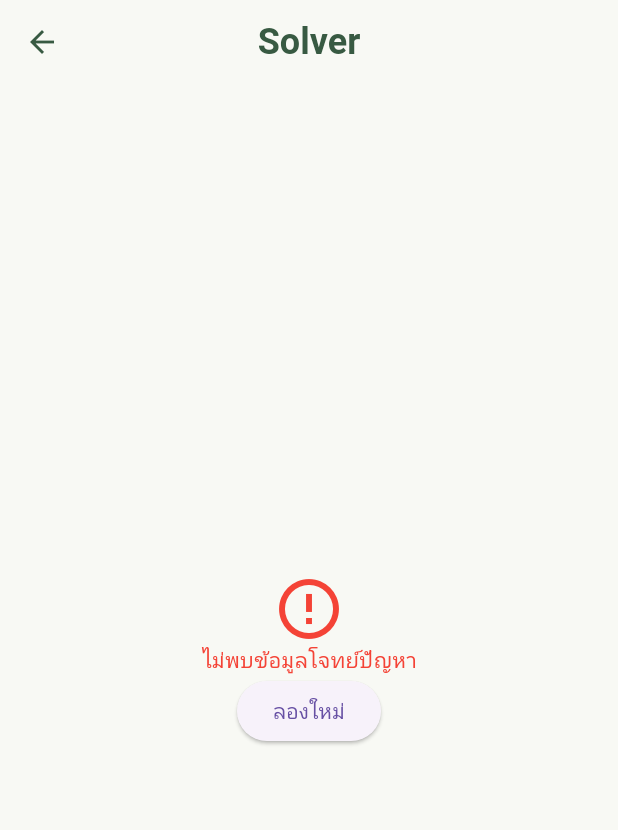
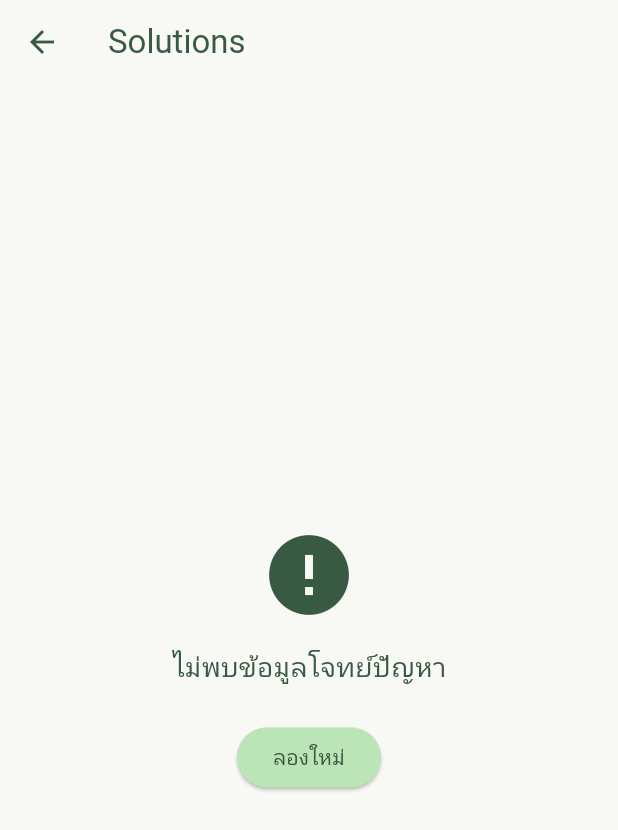
Before and after one commit to Pitchaya-Waree/flutter_ai_project, a Flutter app: the SolutionsScreen screen opened directly, on a phone screen of 412 x 824 dp. Shown: the top 830 px of the screen. Run offline on Flutter 3.47's test engine with Material 3 defaults, Android fonts, the phone set to English and light mode, and no system bars; our stand-ins replace camera, flutter_dotenv, image_cropper, image_picker, math_expressions; network calls fail.

Commit message:
Refactor SolutionsScreen: Enhance code readability and structure; add comments for clarity; improve error handling and loading UI.

````diff
--- a/lib/solutions_screen.dart
+++ b/lib/solutions_screen.dart
@@ -3,12 +3,13 @@ import 'dart:convert';
 import 'dart:io';
 import 'package:flutter/material.dart';
 import 'package:http/http.dart' as http;
-import 'package:flutter_dotenv/flutter_dotenv.dart'; // 🔴 สำหรับใช้ .env
+import 'package:flutter_dotenv/flutter_dotenv.dart'; // สำหรับดึงค่าจากไฟล์ .env
 
 import 'models/solution_model.dart';
 import 'widgets/solution_cards.dart';
 
 class SolutionsScreen extends StatefulWidget {
+  // รับค่ามาจากหน้าอื่น (เช่น หน้าสแกน หรือหน้าคีย์บอร์ด)
   final String? equation;
   final File? imageFile;
 
@@ -19,6 +20,7 @@ class SolutionsScreen extends StatefulWidget {
 }
 
 class _SolutionsScreenState extends State<SolutionsScreen> {
+  // ตัวแปรสถานะสำหรับควบคุมหน้าจอ
   bool _isLoading = true;
   SolutionData? _solutionData;
   String? _errorMessage;
@@ -29,20 +31,26 @@ class _SolutionsScreenState extends State<SolutionsScreen> {
   final Color badgeGreen = const Color(0xFFBBE5B6);
   final Color finalAnswerBg = const Color(0xFFBCE8B5);
 
+  // 🟢 1. initState: เป็นฟังก์ชันวงจรชีวิต (Lifecycle) ของ Flutter
+  // ถูกเรียกใช้อัตโนมัติ "ครั้งแรกครั้งเดียว" เมื่อเปิดหน้านี้ขึ้นมา
   @override
   void initState() {
     super.initState();
+    // สั่งให้เริ่มดึงข้อมูลจาก AI ทันทีที่เปิดหน้าจอ
     _fetchSolutionFromAI();
   }
 
+  // 🟢 2. _fetchSolutionFromAI: ฟังก์ชันหลักในการติดต่อกับ Gemini API
+  // ถูกเรียกจาก 2 ที่คือ: 1. จาก initState() ตอนเปิดหน้า 2. จากปุ่ม "ลองใหม่" ตอนเกิด Error
   Future<void> _fetchSolutionFromAI() async {
+    // เช็คว่ามีส่งโจทย์หรือรูปภาพมาให้หรือไม่
     if (widget.equation == null && widget.imageFile == null) {
       _showError("ไม่พบข้อมูลโจทย์ปัญหา");
       return;
     }
 
     try {
-      // 🔴 ดึง API Key จากไฟล์ .env
+      // ดึง API Key จากไฟล์ .env
       final String apiKey = dotenv.env['GEMINI_API_KEY'] ?? '';
 
       if (apiKey.isEmpty) {
@@ -53,14 +61,19 @@ class _SolutionsScreenState extends State<SolutionsScreen> {
       final String apiUrl =
           'https://generativelanguage.googleapis.com/v1beta/models/gemini-flash-lite-latest:generateContent?key=$apiKey';
 
+      // เรียกฟังก์ชัน _prepareRequestBody เพื่อแพ็คข้อมูลก่อนส่ง
       final requestBody = await _prepareRequestBody();
+
+      // ส่งคำขอ (Request) ไปยังเซิร์ฟเวอร์ของ Google
       final response = await http.post(
         Uri.parse(apiUrl),
         headers: {'Content-Type': 'application/json'},
         body: json.encode(requestBody),
       );
 
+      // เช็คว่าเซิร์ฟเวอร์ตอบกลับมาสำเร็จ (Status 200) หรือไม่
       if (response.statusCode == 200) {
+        // ส่งข้อมูลที่ได้ไปแปลงเป็น Object ต่อที่ฟังก์ชัน _parseResponse
         _parseResponse(response.body);
       } else {
         _showError("เชื่อมต่อ AI ไม่สำเร็จ (Status: ${response.statusCode})");
@@ -70,6 +83,8 @@ class _SolutionsScreenState extends State<SolutionsScreen> {
     }
   }
 
+  // 🟢 3. _prepareRequestBody: ฟังก์ชันสำหรับเตรียมข้อมูล (Prompt + รูปภาพ)
+  // ถูกเรียกใช้ภายในฟังก์ชัน _fetchSolutionFromAI() ก่อนยิง API
   Future<Map<String, dynamic>> _prepareRequestBody() async {
     const prompt =
         """คุณคือผู้เชี่ยวชาญด้านคณิตศาสตร์ แก้โจทย์ต่อไปนี้และตอบกลับเป็น JSON เท่านั้น:
@@ -84,10 +99,12 @@ class _SolutionsScreenState extends State<SolutionsScreen> {
       {"text": prompt},
     ];
 
+    // ถ้ามีข้อความสมการส่งมา ให้เติมเข้าไปใน Prompt
     if (widget.equation?.isNotEmpty ?? false) {
       parts.add({"text": "โจทย์: ${widget.equation}"});
     }
 
+    // ถ้ามีไฟล์รูปภาพส่งมา ให้แปลงรูปภาพเป็นรหัส Base64 แล้วแนบไปด้วย
     if (widget.imageFile != null) {
       final bytes = await widget.imageFile!.readAsBytes();
       parts.add({
@@ -95,6 +112,7 @@ class _SolutionsScreenState extends State<SolutionsScreen> {
       });
     }
 
+    // จัดรูปแบบโครงสร้าง JSON สำหรับส่งให้ Gemini
     return {
       "contents": [
         {"parts": parts},
@@ -103,14 +121,18 @@ class _SolutionsScreenState extends State<SolutionsScreen> {
     };
   }
 
+  // 🟢 4. _parseResponse: ฟังก์ชันจัดการผลลัพธ์ที่ได้จาก AI
+  // ถูกเรียกใช้จาก _fetchSolutionFromAI() เมื่อเชื่อมต่อ API สำเร็จ
   void _parseResponse(String body) {
+    // แปลง String ให้อยู่ในรูป Map (JSON)
     final decoded = json.decode(body);
     String aiText = decoded['candidates'][0]['content']['parts'][0]['text'];
 
-    // ทำความสะอาด JSON string ถ้ามี markdown
+    // ลบคำว่า ```json และ ``` ออก (ป้องกันกรณี AI ส่ง Markdown ติดมาด้วย)
     aiText = aiText.replaceAll("```json", "").replaceAll("```", "").trim();
     final data = json.decode(aiText);
 
+    // อัปเดตสถานะ (setState) ให้ UI หน้าจอรีเฟรช และเอาข้อมูลไปวาดเป็นการ์ด
     setState(() {
       _solutionData = SolutionData(
         originalEquation: data['originalEquation'] ?? widget.equation ?? '-',
@@ -126,145 +148,77 @@ class _SolutionsScreenState extends State<SolutionsScreen> {
             .toList(),
         finalAnswer: data['finalAnswer'] ?? '-',
       );
+      // เปลี่ยนสถานะว่าโหลดเสร็จแล้ว
       _isLoading = false;
     });
   }
 
+  // 🟢 5. _showError: ฟังก์ชันตัวช่วยสำหรับแสดง Error
+  // ถูกเรียกใช้เมื่อเกิดข้อผิดพลาดในการโหลด API
   void _showError(String msg) => setState(() {
     _isLoading = false;
     _errorMessage = msg;
   });
 
+  // 🟢 6. build: ฟังก์ชันหลักในการวาด UI
+  // จะถูกเรียกอัตโนมัติทุกครั้งที่มีการเรียก setState()
   @override
   Widget build(BuildContext context) {
     return Scaffold(
       backgroundColor: bgColor,
       appBar: AppBar(
+        title: Text('Solutions'),
         backgroundColor: bgColor,
+        foregroundColor: darkGreenText,
         elevation: 0,
-        centerTitle: true,
-        leading: IconButton(
-          icon: Icon(Icons.arrow_back, color: darkGreenText),
-          onPressed: () => Navigator.pop(context),
-        ),
-        title: Text(
-          "Solver",
-          style: TextStyle(
-            color: darkGreenText,
-            fontWeight: FontWeight.bold,
-            fontSize: 24,
-          ),
-        ),
       ),
+      // เรียกใช้ _buildBody() เพื่อตัดสินใจว่าจะแสดง โหลด / Error / หรือ ข้อมูล
       body: _buildBody(),
     );
   }
 
-  // 🟢 ฟังก์ชันแก้ไข: สร้างกรอบ Scanner ที่โปร่งใสตรงกลาง และมืดรอบข้าง
-  Widget _buildScannerOverlay(double screenWidth, double screenHeight) {
-    double scanAreaSize = 250;
-    // ปรับสีรอบข้างให้มืดลง 50%
-    Color overlayColor = Colors.black.withOpacity(0.5);
+  // 🟢 7. _buildBody: ฟังก์ชันจัดการส่วนเนื้อหาตรงกลางหน้าจอ
+  // ถูกเรียกจากภายในฟังก์ชัน build()
+  Widget _buildBody() {
+    // ถ้าสถานะยังโหลดอยู่ ให้ไปดึง UI หน้าโหลด
+    if (_isLoading) return _buildLoading();
 
-    return Positioned.fill(
-      child: Stack(
-        children: [
-          // 1. พื้นที่สีมืดรอบกรอบ
-          Positioned.fill(
-            child: Column(
-              children: [
-                // บน
-                Container(
-                  color: overlayColor,
-                  height:
-                      (screenHeight - scanAreaSize - 150) /
-                      2, // ปรับให้เหมาะกับปุ่ม
-                ),
-                Row(
-                  children: [
-                    // ซ้าย
-                    Container(
-                      color: overlayColor,
-                      width: (screenWidth - scanAreaSize) / 2,
-                      height: scanAreaSize,
-                    ),
-                    // กล่อง Scanner (ตรงกลาง) - โปร่งใส
-                    Container(
-                      width: scanAreaSize,
-                      height: scanAreaSize,
-                      color: Colors.transparent, // 🟢 ทำให้โปร่งใส 100%
-                    ),
-                    // ขวา
-                    Container(
-                      color: overlayColor,
-                      width: (screenWidth - scanAreaSize) / 2,
-                      height: scanAreaSize,
-                    ),
-                  ],
-                ),
-                // ล่าง
-                Container(
-                  color: overlayColor,
-                  height:
-                      (screenHeight - scanAreaSize - 150) / 2 +
-                      150, // ครอบคลุมถึงด้านล่าง
-                ),
-              ],
-            ),
-          ),
-          // 2. เส้นขอบสีเขียวของ Scanner
-          Positioned(
-            top: (screenHeight - scanAreaSize - 150) / 2,
-            left: (screenWidth - scanAreaSize) / 2,
-            child: Container(
-              width: scanAreaSize,
-              height: scanAreaSize,
-              decoration: BoxDecoration(
-                border: Border.all(color: Colors.greenAccent, width: 2),
-                borderRadius: BorderRadius.circular(16),
-                // 🟢 ลบสีขาว cloudy และลบ BackdropFilter ที่เคยอยู่ตรงนี้ออก
-              ),
-            ),
-          ),
-        ],
-      ),
-    );
-  }
+    // ถ้ามี Error ให้ไปดึง UI หน้าแสดง Error
+    if (_errorMessage != null) return _buildError();
 
-  Widget _buildBody() {
-    if (_isLoading) return _buildLoading();
-    if (_errorMessage != null) return _buildError();
+    // กันเหนียว ถ้าข้อมูลเป็น null (ซึ่งไม่ควรเกิดขึ้น) ให้แสดงหน้าว่าง
     if (_solutionData == null) return const SizedBox();
 
+    // ถ้าปกติ ให้ดึง Widget ต่างๆ ที่ทำไว้มาเรียงต่อกันเป็นหน้าจอแบบเลื่อนได้ (Scroll)
     return SingleChildScrollView(
       padding: const EdgeInsets.all(16.0),
       child: Column(
         crossAxisAlignment: CrossAxisAlignment.start,
         children: [
+          // การ์ดแสดงสมการเริ่มต้น
           OriginalEquationCard(
             data: _solutionData!,
             badgeColor: badgeGreen,
             textColor: darkGreenText,
           ),
           const SizedBox(height: 24),
-          Text(
-            "ขั้นตอนการแก้โจทย์",
-            style: TextStyle(
-              fontSize: 18,
-              fontWeight: FontWeight.bold,
-              color: darkGreenText,
+          // หัวข้อ
+          if (_solutionData!.topics.isNotEmpty)
+            Text(
+              'หัวข้อ: ${_solutionData!.topics.join(', ')}',
+              style: TextStyle(color: darkGreenText, fontSize: 16, fontWeight: FontWeight.bold),
             ),
-          ),
-          const Divider(thickness: 1),
-          const SizedBox(height: 16),
+          if (_solutionData!.topics.isNotEmpty) const SizedBox(height: 16),
+          // วนลูป (map) นำขั้นตอน (steps) ทั้งหมดมาสร้างเป็นการ์ด StepCard ทีละอัน
           ..._solutionData!.steps.asMap().entries.map(
             (e) => StepCard(
               step: e.value,
-              index: e.key,
+              index: e.key + 1,
               badgeColor: badgeGreen,
               textColor: darkGreenText,
             ),
           ),
+          // การ์ดแสดงคำตอบสุดท้าย
           FinalAnswerCard(
             answer: _solutionData!.finalAnswer,
             bgColor: finalAnswerBg,
@@ -275,25 +229,31 @@ class _SolutionsScreenState extends State<SolutionsScreen> {
     );
   }
 
-  Widget _buildLoading() => Center(
-    child: Column(
-      mainAxisAlignment: MainAxisAlignment.center,
-      children: [
-        CircularProgressIndicator(color: darkGreenText),
-        const SizedBox(height: 16),
-        const Text("AI กำลังคิดวิธีทำ..."),
-      ],
-    ),
-  );
+  // 🟢 8. _buildLoading: ฟังก์ชันคืนค่า UI หน้าหมุนๆ (Loading)
+  // ถูกเรียกจาก _buildBody()
+  Widget _buildLoading() => const Center(child: CircularProgressIndicator());
 
+  // 🟢 9. _buildError: ฟังก์ชันคืนค่า UI หน้า Error และปุ่มลองใหม่
+  // ถูกเรียกจาก _buildBody()
   Widget _buildError() => Center(
     child: Column(
       mainAxisAlignment: MainAxisAlignment.center,
+      crossAxisAlignment: CrossAxisAlignment.center,
       children: [
-        const Icon(Icons.error_outline, color: Colors.red, size: 48),
-        Text(_errorMessage!, style: const TextStyle(color: Colors.red)),
+        Icon(Icons.error, size: 64, color: darkGreenText),
+        const SizedBox(height: 16),
+        Text(
+          _errorMessage!,
+          style: TextStyle(color: darkGreenText, fontSize: 18),
+          textAlign: TextAlign.center,
+        ),
+        const SizedBox(height: 24),
         ElevatedButton(
           onPressed: _fetchSolutionFromAI,
+          style: ElevatedButton.styleFrom(
+            backgroundColor: badgeGreen,
+            foregroundColor: darkGreenText,
+          ),
           child: const Text("ลองใหม่"),
         ),
       ],
````
